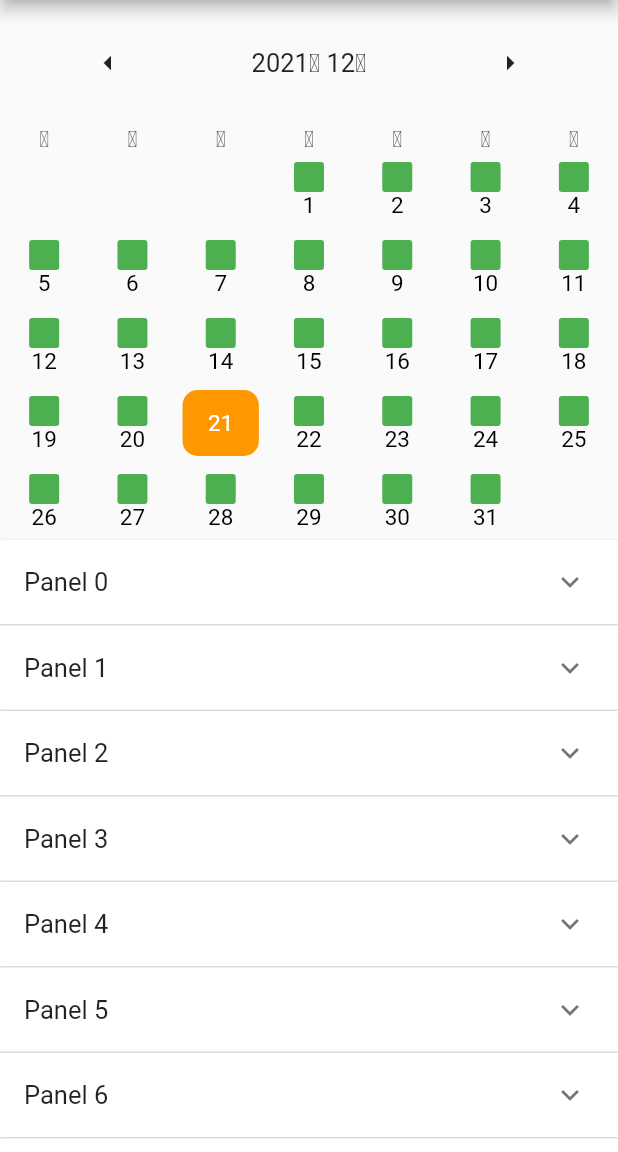
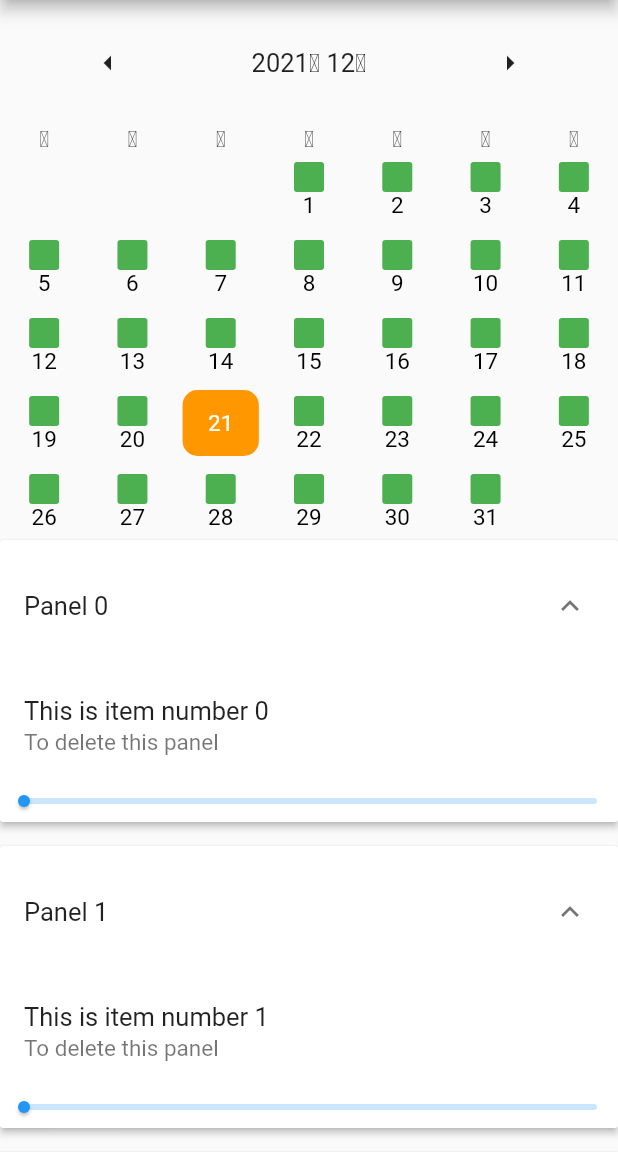
Before and after one commit to asd147asd147/TodoRate, a Flutter app: the screen it shows after launch, on a phone screen of 412 x 824 dp, the part 84-1236 px from its top. Run offline on Flutter 3.47's test engine with Material 2 defaults, Android fonts, the phone set to English and light mode, and no system bars; drawn by our look-alikes of table_calendar.

Commit message:
Bug: Slider drag function not working

```diff
--- a/lib/mainListView.dart
+++ b/lib/mainListView.dart
@@ -10,11 +10,13 @@ class Item {
     Item({
         required this.expandedValue,
         required this.headerValue,
-        this.isExpanded = false,
+        this.itemValue = 0,
+        this.isExpanded = true,
     });
 
     String expandedValue;
     String headerValue;
+    double itemValue;
     bool isExpanded;
 }
 
@@ -54,10 +56,7 @@ class _MainListViewState extends State<MainListView> {
                                                   });
                                               }
                                           },
-                                          child: ListTile(
-                                                         title: Text(item.expandedValue),
-                                                         subtitle: const Text('To delete this panel'),
-                                                 ),
+                                          child: _todoUnit(item),
                                           key: Key(UniqueKey().toString()),
                                   ),
                     isExpanded: item.isExpanded,
@@ -65,6 +64,35 @@ class _MainListViewState extends State<MainListView> {
                 }).toList(),
                 );
     }
+    double _value = 0.0;
+
+    Widget _todoUnit(Item item){
+        return Column(
+                children: [
+                    ListTile(
+                            title: Text(item.expandedValue),
+                            subtitle: const Text('To delete this panel'),
+                    ),
+                    SliderTheme(
+                            data: SliderTheme.of(context).copyWith(
+                                    thumbShape: RoundSliderThumbShape(enabledThumbRadius: 4.0),
+                                    overlayShape: RoundSliderOverlayShape(overlayRadius: 14.0),
+                            ),
+                            child : Slider(
+                                    value: _value,
+                                    max: 100,
+                                    divisions: 100,
+                                    label: _value.round().toString(),
+                                    onChanged: (double value){
+                                        setState(() {
+                                            _value = value;
+                                        });
+                                    }
+                            ),
+                    ),
+                    ]);
+    }
+
 
     @override
     Widget build(BuildContext context) {
```
